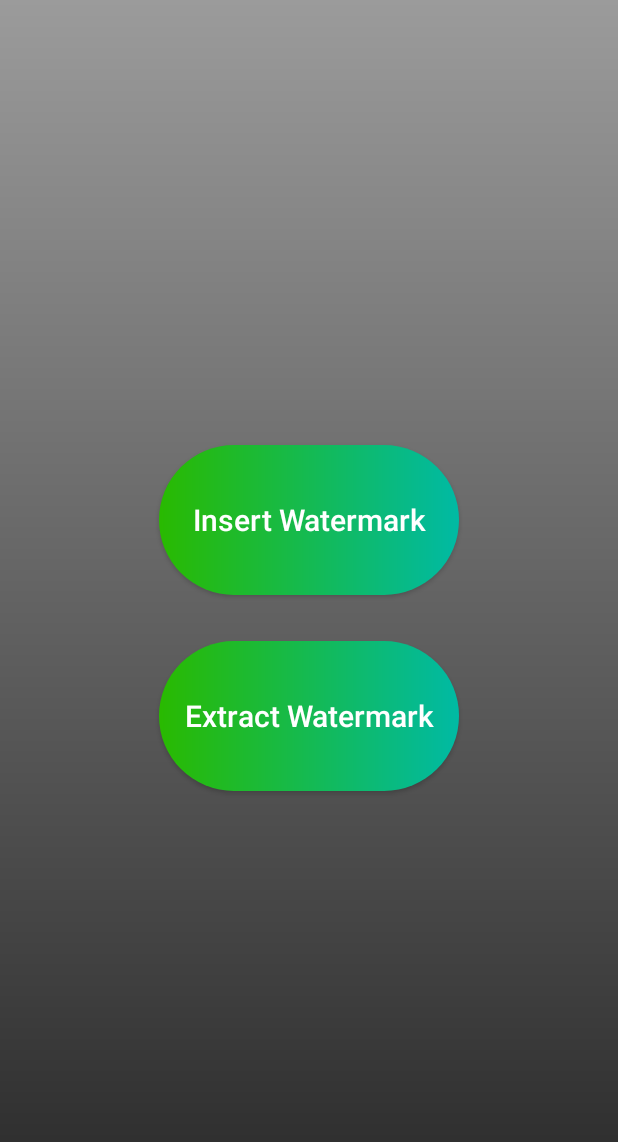
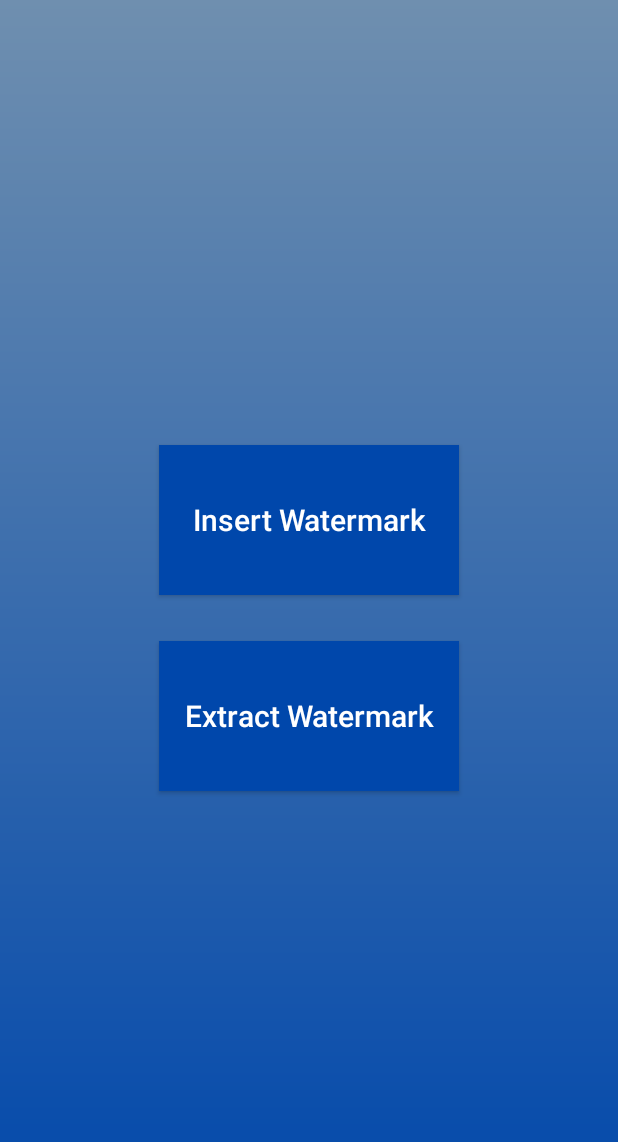
Before and after one commit to bousalemnidhal13/audiowatermarker, an Android app: the screen it shows after launch (IndexActivity), on a phone screen of 412 x 824 dp. Shown: the top 1142 px of the screen. Run offline under Robolectric (Android 15) with nearby library versions, the phone set to English and light mode, and no system bars.

Commit message:
fixing something

```diff
--- a/app/src/main/res/drawable-v24/bg.xml
+++ b/app/src/main/res/drawable-v24/bg.xml
@@ -3,8 +3,9 @@
   xmlns:android="http://schemas.android.com/apk/res/android"
   android:shape="rectangle">
   <gradient
-    android:startColor="#9b9b9b"
-    android:endColor="#272727"
+    android:startColor="#acacac"
+    android:centerColor="#4f4f4f"
+    android:endColor="#3f3f3f"
     android:angle="-90">
   </gradient>
 </shape>
--- /dev/null
+++ b/app/src/main/res/drawable/bg2.xml
@@ -0,0 +1,9 @@
+<?xml version="1.0" encoding="utf-8"?>
+<shape xmlns:android="http://schemas.android.com/apk/res/android"
+    android:shape="rectangle">
+    <gradient
+        android:startColor="#6F8FAF"
+        android:endColor="#0047AB"
+        android:angle="-45">
+    </gradient>
+</shape>
--- a/app/src/main/res/drawable/custom_button.xml
+++ /dev/null
@@ -1,10 +0,0 @@
-<?xml version="1.0" encoding="utf-8"?>
-<shape
-    xmlns:android="http://schemas.android.com/apk/res/android"
-    android:shape="rectangle">
-    <gradient
-        android:startColor="#29ba00"
-        android:endColor="#00baa4"
-        android:type="linear" />
-    <corners android:radius="50dp"/>
-</shape>
--- a/app/src/main/res/layout/activity_index.xml
+++ b/app/src/main/res/layout/activity_index.xml
@@ -4,7 +4,7 @@
     xmlns:tools="http://schemas.android.com/tools"
     android:layout_width="match_parent"
     android:layout_height="match_parent"
-    android:background="@drawable/bg"
+    android:background="@drawable/bg2"
     tools:context=".IndexActivity">
 
 
@@ -24,7 +24,7 @@
             android:layout_width="200dp"
             android:layout_height="100dp"
             android:textSize="20dp"
-            android:background="@drawable/custom_button"
+            android:background="#0047AB"
             android:text="Insert Watermark"
             android:textColor="#FFFFFF"
             android:textAllCaps="false"/>
@@ -35,7 +35,7 @@
             android:layout_width="200dp"
             android:layout_height="100dp"
             android:textSize="20dp"
-            android:background="@drawable/custom_button"
+            android:background="#0047AB"
             android:text="Extract Watermark"
             android:textColor="#FFFFFF"
             android:textAllCaps="false"/>
@@ -43,6 +43,4 @@
     </LinearLayout>
 
 
-
-
 </androidx.constraintlayout.widget.ConstraintLayout>
```
Also changed, not shown: app/src/main/java/com/example/project/ExtractActivity.java (+4 -4 lines), app/src/main/java/com/example/project/InsertActivity.java (+6 -11 lines), app/src/main/res/layout/activity_extract.xml (+6 -6 lines), app/src/main/res/layout/activity_insert.xml (+14 -15 lines).
